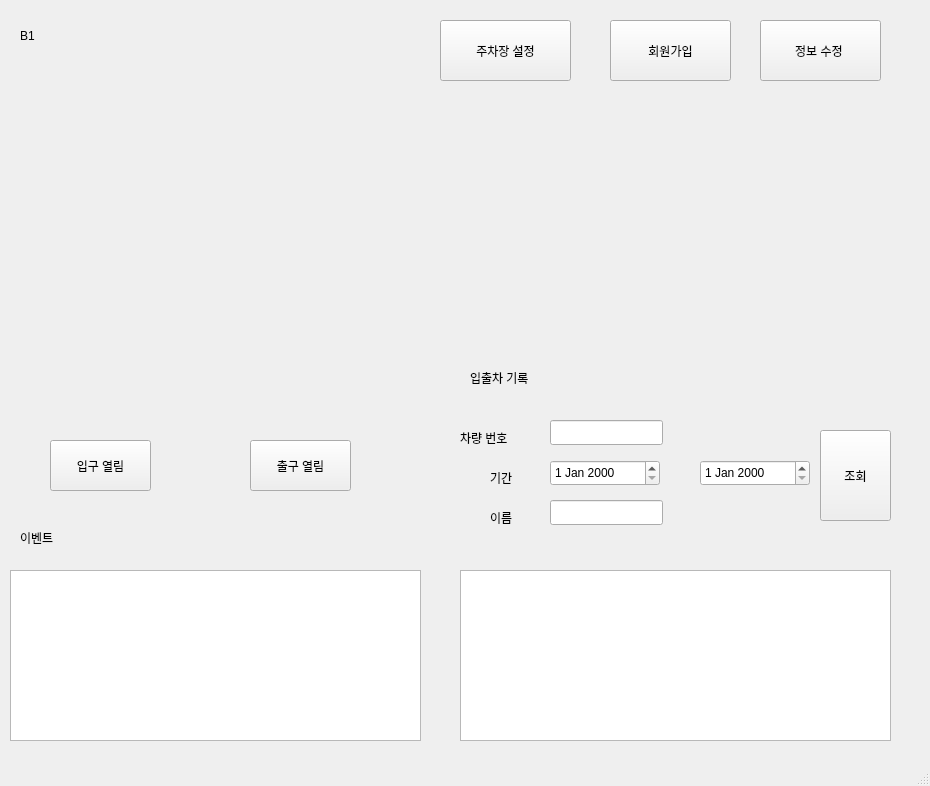
The window that front/main/main.ui (addinedu-ros-8th/iot-repo-2) describes before a commit, drawn with Qt 5.
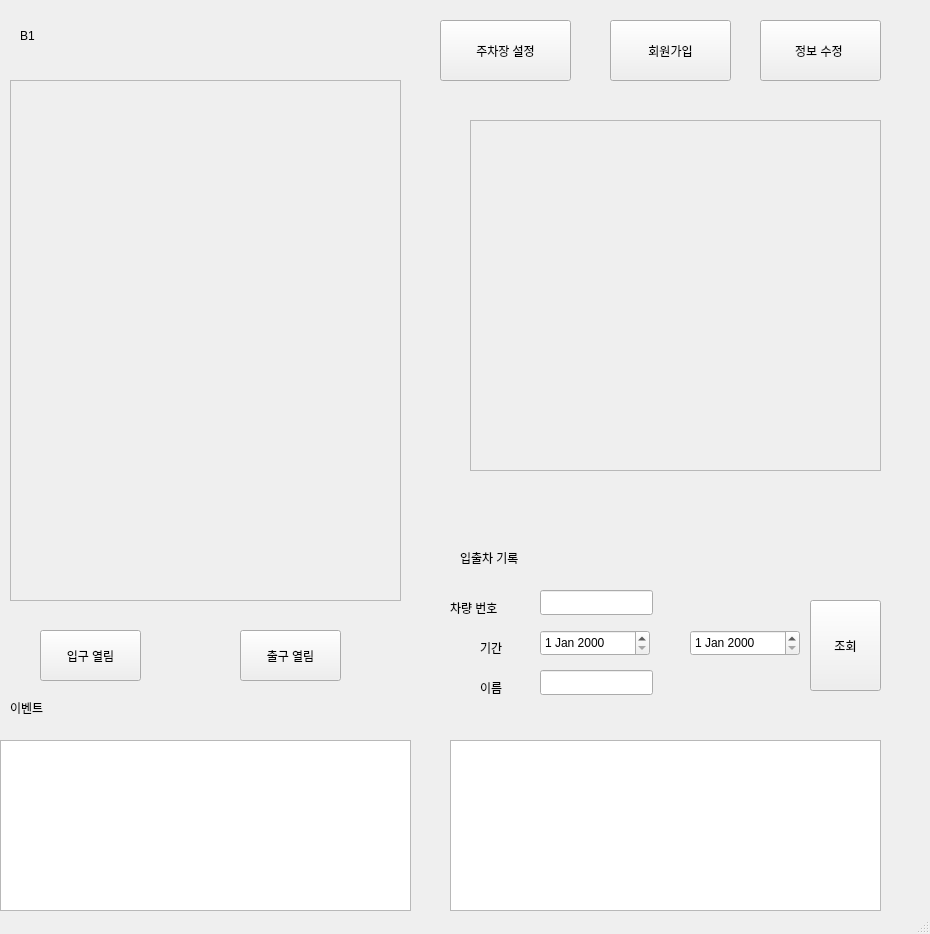
The same window after the commit.

The edit to the form file:
```diff
--- a/front/main/main.ui
+++ b/front/main/main.ui
@@ -7,7 +7,7 @@
     <x>0</x>
     <y>0</y>
     <width>930</width>
-    <height>786</height>
+    <height>934</height>
    </rect>
   </property>
   <property name="windowTitle">
@@ -33,12 +33,15 @@
    <widget class="QLabel" name="minimap">
     <property name="geometry">
      <rect>
-      <x>20</x>
-      <y>70</y>
+      <x>10</x>
+      <y>80</y>
       <width>391</width>
-      <height>311</height>
+      <height>521</height>
      </rect>
     </property>
+    <property name="frameShape">
+     <enum>QFrame::StyledPanel</enum>
+    </property>
     <property name="text">
      <string/>
     </property>
@@ -85,12 +88,15 @@
    <widget class="QLabel" name="cctv">
     <property name="geometry">
      <rect>
-      <x>500</x>
-      <y>110</y>
-      <width>341</width>
-      <height>231</height>
+      <x>470</x>
+      <y>120</y>
+      <width>411</width>
+      <height>351</height>
      </rect>
     </property>
+    <property name="frameShape">
+     <enum>QFrame::StyledPanel</enum>
+    </property>
     <property name="text">
      <string/>
     </property>
@@ -98,8 +104,8 @@
    <widget class="QPushButton" name="pushButton_4">
     <property name="geometry">
      <rect>
-      <x>820</x>
-      <y>430</y>
+      <x>810</x>
+      <y>600</y>
       <width>71</width>
       <height>91</height>
      </rect>
@@ -111,8 +117,8 @@
    <widget class="QLabel" name="label_2">
     <property name="geometry">
      <rect>
-      <x>470</x>
-      <y>370</y>
+      <x>460</x>
+      <y>550</y>
       <width>81</width>
       <height>16</height>
      </rect>
@@ -124,8 +130,8 @@
    <widget class="QLabel" name="label_3">
     <property name="geometry">
      <rect>
-      <x>460</x>
-      <y>430</y>
+      <x>450</x>
+      <y>600</y>
       <width>81</width>
       <height>16</height>
      </rect>
@@ -137,8 +143,8 @@
    <widget class="QLabel" name="label_4">
     <property name="geometry">
      <rect>
-      <x>490</x>
-      <y>470</y>
+      <x>480</x>
+      <y>640</y>
       <width>81</width>
       <height>16</height>
      </rect>
@@ -150,8 +156,8 @@
    <widget class="QLabel" name="label_5">
     <property name="geometry">
      <rect>
-      <x>490</x>
-      <y>510</y>
+      <x>480</x>
+      <y>680</y>
       <width>81</width>
       <height>16</height>
      </rect>
@@ -163,8 +169,8 @@
    <widget class="QLineEdit" name="lineEdit">
     <property name="geometry">
      <rect>
-      <x>550</x>
-      <y>420</y>
+      <x>540</x>
+      <y>590</y>
       <width>113</width>
       <height>25</height>
      </rect>
@@ -173,8 +179,8 @@
    <widget class="QLineEdit" name="lineEdit_2">
     <property name="geometry">
      <rect>
-      <x>550</x>
-      <y>500</y>
+      <x>540</x>
+      <y>670</y>
       <width>113</width>
       <height>25</height>
      </rect>
@@ -183,8 +189,8 @@
    <widget class="QDateEdit" name="dateEdit">
     <property name="geometry">
      <rect>
-      <x>550</x>
-      <y>460</y>
+      <x>540</x>
+      <y>630</y>
       <width>110</width>
       <height>26</height>
      </rect>
@@ -193,8 +199,8 @@
    <widget class="QTableView" name="tableView">
     <property name="geometry">
      <rect>
-      <x>460</x>
-      <y>570</y>
+      <x>450</x>
+      <y>740</y>
       <width>431</width>
       <height>171</height>
      </rect>
@@ -203,8 +209,8 @@
    <widget class="QTableView" name="tableView_2">
     <property name="geometry">
      <rect>
-      <x>10</x>
-      <y>570</y>
+      <x>0</x>
+      <y>740</y>
       <width>411</width>
       <height>171</height>
      </rect>
@@ -213,8 +219,8 @@
    <widget class="QLabel" name="label_6">
     <property name="geometry">
      <rect>
-      <x>20</x>
-      <y>530</y>
+      <x>10</x>
+      <y>700</y>
       <width>81</width>
       <height>16</height>
      </rect>
@@ -226,8 +232,8 @@
    <widget class="QDateEdit" name="dateEdit_2">
     <property name="geometry">
      <rect>
-      <x>700</x>
-      <y>460</y>
+      <x>690</x>
+      <y>630</y>
       <width>110</width>
       <height>26</height>
      </rect>
@@ -236,8 +242,8 @@
    <widget class="QPushButton" name="pushButton_5">
     <property name="geometry">
      <rect>
-      <x>50</x>
-      <y>440</y>
+      <x>40</x>
+      <y>630</y>
       <width>101</width>
       <height>51</height>
      </rect>
@@ -249,8 +255,8 @@
    <widget class="QPushButton" name="pushButton_6">
     <property name="geometry">
      <rect>
-      <x>250</x>
-      <y>440</y>
+      <x>240</x>
+      <y>630</y>
       <width>101</width>
       <height>51</height>
      </rect>
@@ -259,16 +265,84 @@
      <string>출구 열림</string>
     </property>
    </widget>
-  </widget>
-  <widget class="QMenuBar" name="menubar">
-   <property name="geometry">
-    <rect>
-     <x>0</x>
-     <y>0</y>
-     <width>930</width>
-     <height>22</height>
-    </rect>
-   </property>
+   <widget class="QLabel" name="displayEntrance">
+    <property name="geometry">
+     <rect>
+      <x>230</x>
+      <y>560</y>
+      <width>67</width>
+      <height>17</height>
+     </rect>
+    </property>
+    <property name="text">
+     <string/>
+    </property>
+   </widget>
+   <widget class="QLabel" name="displayExit">
+    <property name="geometry">
+     <rect>
+      <x>100</x>
+      <y>560</y>
+      <width>67</width>
+      <height>17</height>
+     </rect>
+    </property>
+    <property name="text">
+     <string/>
+    </property>
+   </widget>
+   <widget class="QLabel" name="displayLed1">
+    <property name="geometry">
+     <rect>
+      <x>40</x>
+      <y>140</y>
+      <width>67</width>
+      <height>17</height>
+     </rect>
+    </property>
+    <property name="text">
+     <string/>
+    </property>
+   </widget>
+   <widget class="QLabel" name="displayLed3">
+    <property name="geometry">
+     <rect>
+      <x>30</x>
+      <y>270</y>
+      <width>67</width>
+      <height>17</height>
+     </rect>
+    </property>
+    <property name="text">
+     <string/>
+    </property>
+   </widget>
+   <widget class="QLabel" name="displayLed2">
+    <property name="geometry">
+     <rect>
+      <x>290</x>
+      <y>130</y>
+      <width>67</width>
+      <height>17</height>
+     </rect>
+    </property>
+    <property name="text">
+     <string/>
+    </property>
+   </widget>
+   <widget class="QLabel" name="dispalyLed4">
+    <property name="geometry">
+     <rect>
+      <x>290</x>
+      <y>260</y>
+      <width>67</width>
+      <height>17</height>
+     </rect>
+    </property>
+    <property name="text">
+     <string/>
+    </property>
+   </widget>
   </widget>
   <widget class="QStatusBar" name="statusbar"/>
  </widget>
```
Left out of the diff: 24 changed lines with no effect on the pictures.
